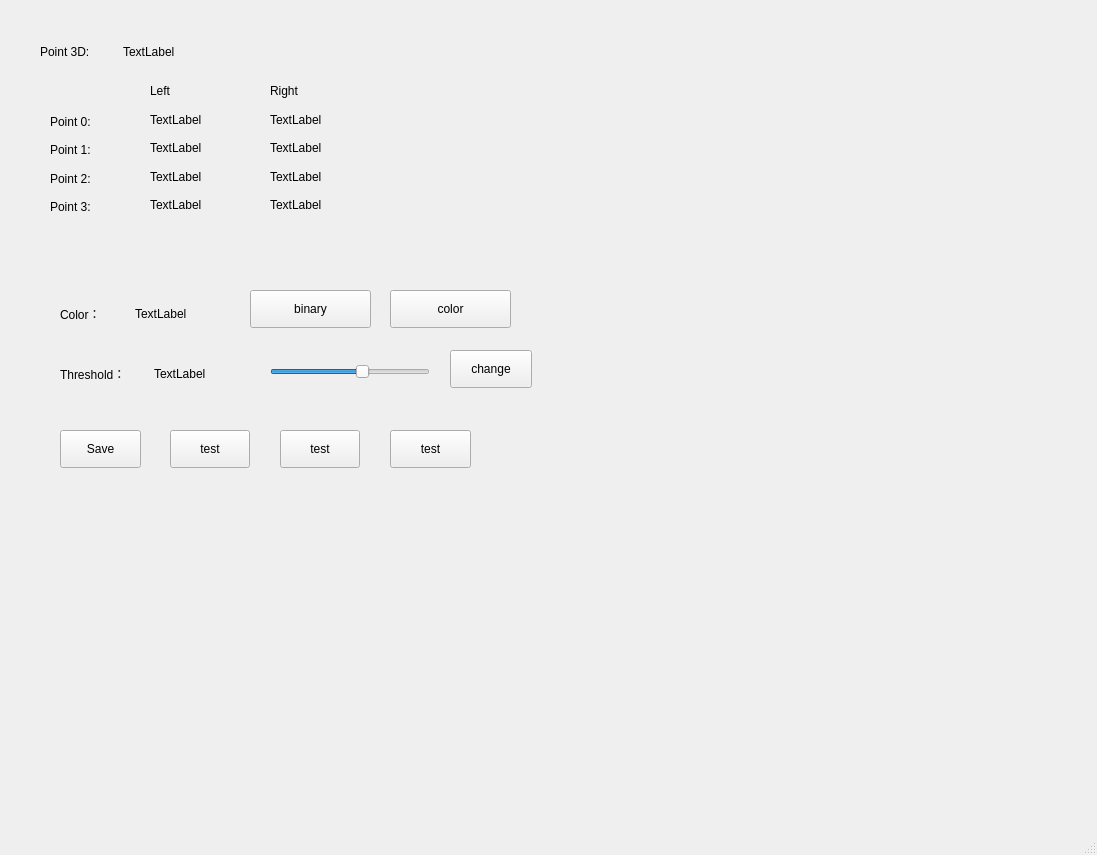
kev1nCh1u/motion_capture, file src/gui/qt_gui/ui/main.ui: the form before one commit.
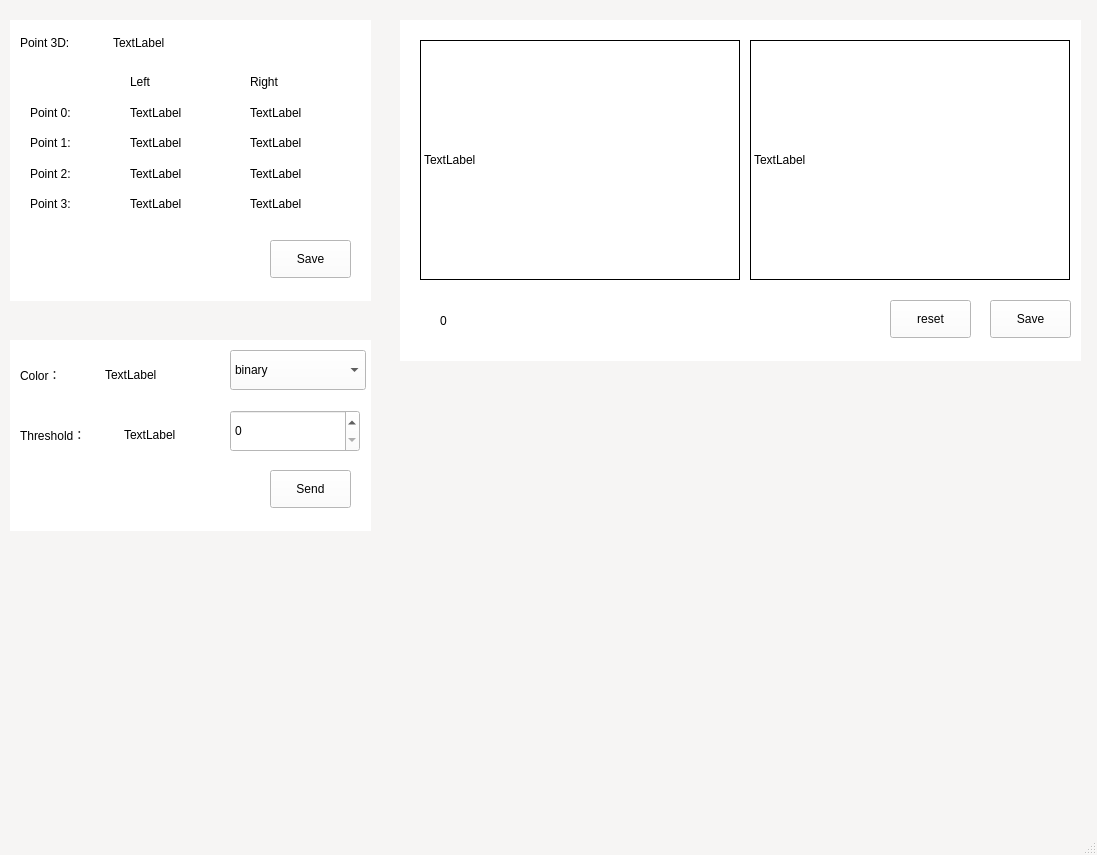
The form after the commit.

What changed in the file:
```diff
--- a/src/gui/qt_gui/ui/main.ui
+++ b/src/gui/qt_gui/ui/main.ui
@@ -10,6 +10,70 @@
     <height>855</height>
    </rect>
   </property>
+  <property name="palette">
+   <palette>
+    <active>
+     <colorrole role="Base">
+      <brush brushstyle="SolidPattern">
+       <color alpha="255">
+        <red>255</red>
+        <green>255</green>
+        <blue>255</blue>
+       </color>
+      </brush>
+     </colorrole>
+     <colorrole role="Window">
+      <brush brushstyle="SolidPattern">
+       <color alpha="255">
+        <red>246</red>
+        <green>245</green>
+        <blue>244</blue>
+       </color>
+      </brush>
+     </colorrole>
+    </active>
+    <inactive>
+     <colorrole role="Base">
+      <brush brushstyle="SolidPattern">
+       <color alpha="255">
+        <red>252</red>
+        <green>252</green>
+        <blue>252</blue>
+       </color>
+      </brush>
+     </colorrole>
+     <colorrole role="Window">
+      <brush brushstyle="SolidPattern">
+       <color alpha="255">
+        <red>246</red>
+        <green>245</green>
+        <blue>244</blue>
+       </color>
+      </brush>
+     </colorrole>
+    </inactive>
+    <disabled>
+     <colorrole role="Base">
+      <brush brushstyle="SolidPattern">
+       <color alpha="255">
+        <red>246</red>
+        <green>245</green>
+        <blue>244</blue>
+       </color>
+      </brush>
+     </colorrole>
+     <colorrole role="Window">
+      <brush brushstyle="SolidPattern">
+       <color alpha="255">
+        <red>246</red>
+        <green>245</green>
+        <blue>244</blue>
+       </color>
+      </brush>
+     </colorrole>
+    </disabled>
+   </palette>
+  </property>
   <property name="windowTitle">
    <string>MainWindow</string>
   </property>
@@ -17,19 +81,116 @@
    <widget class="QWidget" name="widget_2" native="true">
     <property name="geometry">
      <rect>
-      <x>30</x>
-      <y>280</y>
-      <width>521</width>
-      <height>221</height>
+      <x>10</x>
+      <y>340</y>
+      <width>361</width>
+      <height>191</height>
      </rect>
     </property>
-    <widget class="QWidget" name="">
+    <property name="palette">
+     <palette>
+      <active>
+       <colorrole role="Button">
+        <brush brushstyle="SolidPattern">
+         <color alpha="255">
+          <red>255</red>
+          <green>255</green>
+          <blue>255</blue>
+         </color>
+        </brush>
+       </colorrole>
+       <colorrole role="Base">
+        <brush brushstyle="SolidPattern">
+         <color alpha="255">
+          <red>255</red>
+          <green>255</green>
+          <blue>255</blue>
+         </color>
+        </brush>
+       </colorrole>
+       <colorrole role="Window">
+        <brush brushstyle="SolidPattern">
+         <color alpha="255">
+          <red>255</red>
+          <green>255</green>
+          <blue>255</blue>
+         </color>
+        </brush>
+       </colorrole>
+      </active>
+      <inactive>
+       <colorrole role="Button">
+        <brush brushstyle="SolidPattern">
+         <color alpha="255">
+          <red>255</red>
+          <green>255</green>
+          <blue>255</blue>
+         </color>
+        </brush>
+       </colorrole>
+       <colorrole role="Base">
+        <brush brushstyle="SolidPattern">
+         <color alpha="255">
+          <red>255</red>
+          <green>255</green>
+          <blue>255</blue>
+         </color>
+        </brush>
+       </colorrole>
+       <colorrole role="Window">
+        <brush brushstyle="SolidPattern">
+         <color alpha="255">
+          <red>255</red>
+          <green>255</green>
+          <blue>255</blue>
+         </color>
+        </brush>
+       </colorrole>
+      </inactive>
+      <disabled>
+       <colorrole role="Button">
+        <brush brushstyle="SolidPattern">
+         <color alpha="255">
+          <red>255</red>
+          <green>255</green>
+          <blue>255</blue>
+         </color>
+        </brush>
+       </colorrole>
+       <colorrole role="Base">
+        <brush brushstyle="SolidPattern">
+         <color alpha="255">
+          <red>255</red>
+          <green>255</green>
+          <blue>255</blue>
+         </color>
+        </brush>
+       </colorrole>
+       <colorrole role="Window">
+        <brush brushstyle="SolidPattern">
+         <color alpha="255">
+          <red>255</red>
+          <green>255</green>
+          <blue>255</blue>
+         </color>
+        </brush>
+       </colorrole>
+      </disabled>
+     </palette>
+    </property>
+    <property name="mouseTracking">
+     <bool>false</bool>
+    </property>
+    <property name="styleSheet">
+     <string notr="true">background:rgb(255, 255, 255);</string>
+    </property>
+    <widget class="QWidget" name="layoutWidget">
      <property name="geometry">
       <rect>
-       <x>30</x>
+       <x>10</x>
        <y>80</y>
-       <width>181</width>
-       <height>27</height>
+       <width>201</width>
+       <height>29</height>
       </rect>
      </property>
      <layout class="QHBoxLayout" name="horizontalLayout_2">
@@ -49,39 +210,13 @@
       </item>
      </layout>
     </widget>
-    <widget class="QPushButton" name="pushButton_2">
+    <widget class="QWidget" name="layoutWidget">
      <property name="geometry">
       <rect>
-       <x>220</x>
-       <y>10</y>
-       <width>121</width>
-       <height>38</height>
-      </rect>
-     </property>
-     <property name="text">
-      <string>binary</string>
-     </property>
-    </widget>
-    <widget class="QPushButton" name="pushButton">
-     <property name="geometry">
-      <rect>
-       <x>360</x>
-       <y>10</y>
-       <width>121</width>
-       <height>38</height>
-      </rect>
-     </property>
-     <property name="text">
-      <string>color</string>
-     </property>
-    </widget>
-    <widget class="QWidget" name="">
-     <property name="geometry">
-      <rect>
-       <x>30</x>
+       <x>10</x>
        <y>20</y>
-       <width>144</width>
-       <height>27</height>
+       <width>164</width>
+       <height>29</height>
       </rect>
      </property>
      <layout class="QHBoxLayout" name="horizontalLayout_3">
@@ -101,107 +236,166 @@
       </item>
      </layout>
     </widget>
-    <widget class="QSlider" name="horizontalSlider">
+    <widget class="QComboBox" name="comboBox">
      <property name="geometry">
       <rect>
-       <x>240</x>
-       <y>80</y>
-       <width>160</width>
-       <height>24</height>
+       <x>220</x>
+       <y>10</y>
+       <width>136</width>
+       <height>40</height>
       </rect>
+     </property>
+     <item>
+      <property name="text">
+       <string>binary</string>
+      </property>
+     </item>
+     <item>
+      <property name="text">
+       <string>RGB</string>
+      </property>
+     </item>
+    </widget>
+    <widget class="QPushButton" name="pushButton">
+     <property name="geometry">
+      <rect>
+       <x>260</x>
+       <y>130</y>
+       <width>81</width>
+       <height>38</height>
+      </rect>
+     </property>
+     <property name="text">
+      <string>Send</string>
+     </property>
+    </widget>
+    <widget class="QSpinBox" name="spinBox">
+     <property name="geometry">
+      <rect>
+       <x>220</x>
+       <y>70</y>
+       <width>130</width>
+       <height>42</height>
+      </rect>
+     </property>
+     <property name="minimum">
+      <number>0</number>
      </property>
      <property name="maximum">
       <number>255</number>
      </property>
-     <property name="value">
-      <number>150</number>
-     </property>
-     <property name="orientation">
-      <enum>Qt::Horizontal</enum>
-     </property>
-    </widget>
-    <widget class="QPushButton" name="pushButton_4">
-     <property name="geometry">
-      <rect>
-       <x>420</x>
-       <y>70</y>
-       <width>82</width>
-       <height>38</height>
-      </rect>
-     </property>
-     <property name="text">
-      <string>change</string>
-     </property>
-    </widget>
-    <widget class="QPushButton" name="pushButton_6">
-     <property name="geometry">
-      <rect>
-       <x>140</x>
-       <y>150</y>
-       <width>80</width>
-       <height>38</height>
-      </rect>
-     </property>
-     <property name="text">
-      <string>test</string>
-     </property>
-    </widget>
-    <widget class="QPushButton" name="pushButton_7">
-     <property name="geometry">
-      <rect>
-       <x>250</x>
-       <y>150</y>
-       <width>80</width>
-       <height>38</height>
-      </rect>
-     </property>
-     <property name="text">
-      <string>test</string>
-     </property>
-    </widget>
-    <widget class="QPushButton" name="pushButton_5">
-     <property name="geometry">
-      <rect>
-       <x>360</x>
-       <y>150</y>
-       <width>81</width>
-       <height>38</height>
-      </rect>
-     </property>
-     <property name="text">
-      <string>test</string>
-     </property>
-    </widget>
-    <widget class="QPushButton" name="pushButton_3">
-     <property name="geometry">
-      <rect>
-       <x>30</x>
-       <y>150</y>
-       <width>81</width>
-       <height>38</height>
-      </rect>
-     </property>
-     <property name="text">
-      <string>Save</string>
-     </property>
     </widget>
    </widget>
    <widget class="QWidget" name="widget" native="true">
     <property name="geometry">
      <rect>
-      <x>30</x>
-      <y>30</y>
-      <width>351</width>
-      <height>211</height>
+      <x>10</x>
+      <y>20</y>
+      <width>361</width>
+      <height>281</height>
      </rect>
     </property>
-    <widget class="QWidget" name="">
+    <property name="palette">
+     <palette>
+      <active>
+       <colorrole role="Button">
+        <brush brushstyle="SolidPattern">
+         <color alpha="255">
+          <red>255</red>
+          <green>255</green>
+          <blue>255</blue>
+         </color>
+        </brush>
+       </colorrole>
+       <colorrole role="Base">
+        <brush brushstyle="SolidPattern">
+         <color alpha="255">
+          <red>255</red>
+          <green>255</green>
+          <blue>255</blue>
+         </color>
+        </brush>
+       </colorrole>
+       <colorrole role="Window">
+        <brush brushstyle="SolidPattern">
+         <color alpha="255">
+          <red>255</red>
+          <green>255</green>
+          <blue>255</blue>
+         </color>
+        </brush>
+       </colorrole>
+      </active>
+      <inactive>
+       <colorrole role="Button">
+        <brush brushstyle="SolidPattern">
+         <color alpha="255">
+          <red>255</red>
+          <green>255</green>
+          <blue>255</blue>
+         </color>
+        </brush>
+       </colorrole>
+       <colorrole role="Base">
+        <brush brushstyle="SolidPattern">
+         <color alpha="255">
+          <red>255</red>
+          <green>255</green>
+          <blue>255</blue>
+         </color>
+        </brush>
+       </colorrole>
+       <colorrole role="Window">
+        <brush brushstyle="SolidPattern">
+         <color alpha="255">
+          <red>255</red>
+          <green>255</green>
+          <blue>255</blue>
+         </color>
+        </brush>
+       </colorrole>
+      </inactive>
+      <disabled>
+       <colorrole role="Button">
+        <brush brushstyle="SolidPattern">
+         <color alpha="255">
+          <red>255</red>
+          <green>255</green>
+          <blue>255</blue>
+         </color>
+        </brush>
+       </colorrole>
+       <colorrole role="Base">
+        <brush brushstyle="SolidPattern">
+         <color alpha="255">
+          <red>255</red>
+          <green>255</green>
+          <blue>255</blue>
+         </color>
+        </brush>
+       </colorrole>
+       <colorrole role="Window">
+        <brush brushstyle="SolidPattern">
+         <color alpha="255">
+          <red>255</red>
+          <green>255</green>
+          <blue>255</blue>
+         </color>
+        </brush>
+       </colorrole>
+      </disabled>
+     </palette>
+    </property>
+    <property name="styleSheet">
+     <string notr="true">background:rgb(255, 255, 255);</string>
+    </property>
+    <widget class="QWidget" name="layoutWidget">
      <property name="geometry">
       <rect>
        <x>20</x>
        <y>80</y>
-       <width>68</width>
-       <height>108</height>
+       <width>78</width>
+       <height>116</height>
       </rect>
      </property>
      <layout class="QVBoxLayout" name="verticalLayout">
@@ -235,13 +429,13 @@
       </item>
      </layout>
     </widget>
-    <widget class="QWidget" name="">
+    <widget class="QWidget" name="layoutWidget">
      <property name="geometry">
       <rect>
        <x>120</x>
        <y>50</y>
-       <width>80</width>
-       <height>136</height>
+       <width>90</width>
+       <height>146</height>
       </rect>
      </property>
      <layout class="QVBoxLayout" name="verticalLayout_2">
@@ -282,13 +476,13 @@
       </item>
      </layout>
     </widget>
-    <widget class="QWidget" name="">
+    <widget class="QWidget" name="layoutWidget">
      <property name="geometry">
       <rect>
        <x>240</x>
        <y>50</y>
-       <width>80</width>
-       <height>136</height>
+       <width>90</width>
+       <height>146</height>
       </rect>
      </property>
      <layout class="QVBoxLayout" name="verticalLayout_3">
@@ -329,13 +523,13 @@
       </item>
      </layout>
     </widget>
-    <widget class="QWidget" name="">
+    <widget class="QWidget" name="layoutWidget">
      <property name="geometry">
       <rect>
        <x>10</x>
        <y>10</y>
-       <width>160</width>
-       <height>24</height>
+       <width>180</width>
+       <height>26</height>
       </rect>
      </property>
      <layout class="QHBoxLayout" name="horizontalLayout">
@@ -354,6 +548,124 @@
        </widget>
       </item>
      </layout>
+    </widget>
+    <widget class="QPushButton" name="pushButton_1">
+     <property name="geometry">
+      <rect>
+       <x>260</x>
+       <y>220</y>
+       <width>81</width>
+       <height>38</height>
+      </rect>
+     </property>
+     <property name="text">
+      <string>Save</string>
+     </property>
+    </widget>
+   </widget>
+   <widget class="QWidget" name="widget_3" native="true">
+    <property name="geometry">
+     <rect>
+      <x>400</x>
+      <y>20</y>
+      <width>681</width>
+      <height>341</height>
+     </rect>
+    </property>
+    <property name="styleSheet">
+     <string notr="true">background:rgb(255, 255, 255);</string>
+    </property>
+    <widget class="QLabel" name="label_6">
+     <property name="geometry">
+      <rect>
+       <x>20</x>
+       <y>20</y>
+       <width>320</width>
+       <height>240</height>
+      </rect>
+     </property>
+     <property name="tabletTracking">
+      <bool>false</bool>
+     </property>
+     <property name="contextMenuPolicy">
+      <enum>Qt::DefaultContextMenu</enum>
+     </property>
+     <property name="acceptDrops">
+      <bool>false</bool>
+     </property>
+     <property name="toolTipDuration">
+      <number>-1</number>
+     </property>
+     <property name="styleSheet">
+      <string notr="true">border: 1px solid black;</string>
+     </property>
+     <property name="lineWidth">
+      <number>1</number>
+     </property>
+     <property name="midLineWidth">
+      <number>0</number>
+     </property>
+     <property name="text">
+      <string>TextLabel</string>
+     </property>
+     <property name="indent">
+      <number>-1</number>
+     </property>
+    </widget>
+    <widget class="QLabel" name="label_22">
+     <property name="geometry">
+      <rect>
+       <x>350</x>
+       <y>20</y>
+       <width>320</width>
+       <height>240</height>
+      </rect>
+     </property>
+     <property name="styleSheet">
+      <string notr="true">border: 1px solid black;</string>
+     </property>
+     <property name="text">
+      <string>TextLabel</string>
+     </property>
+    </widget>
+    <widget class="QPushButton" name="pushButton_2">
+     <property name="geometry">
+      <rect>
+       <x>590</x>
+       <y>280</y>
+       <width>81</width>
+       <height>38</height>
+      </rect>
+     </property>
+     <property name="text">
+      <string>Save</string>
+     </property>
+    </widget>
+    <widget class="QPushButton" name="pushButton_3">
+     <property name="geometry">
+      <rect>
+       <x>490</x>
+       <y>280</y>
+       <width>81</width>
+       <height>38</height>
+      </rect>
+     </property>
+     <property name="text">
+      <string>reset</string>
+     </property>
+    </widget>
+    <widget class="QLabel" name="label_23">
+     <property name="geometry">
+      <rect>
+       <x>40</x>
+       <y>290</y>
+       <width>301</width>
+       <height>22</height>
+      </rect>
+     </property>
+     <property name="text">
+      <string>0</string>
+     </property>
     </widget>
    </widget>
   </widget>
```
